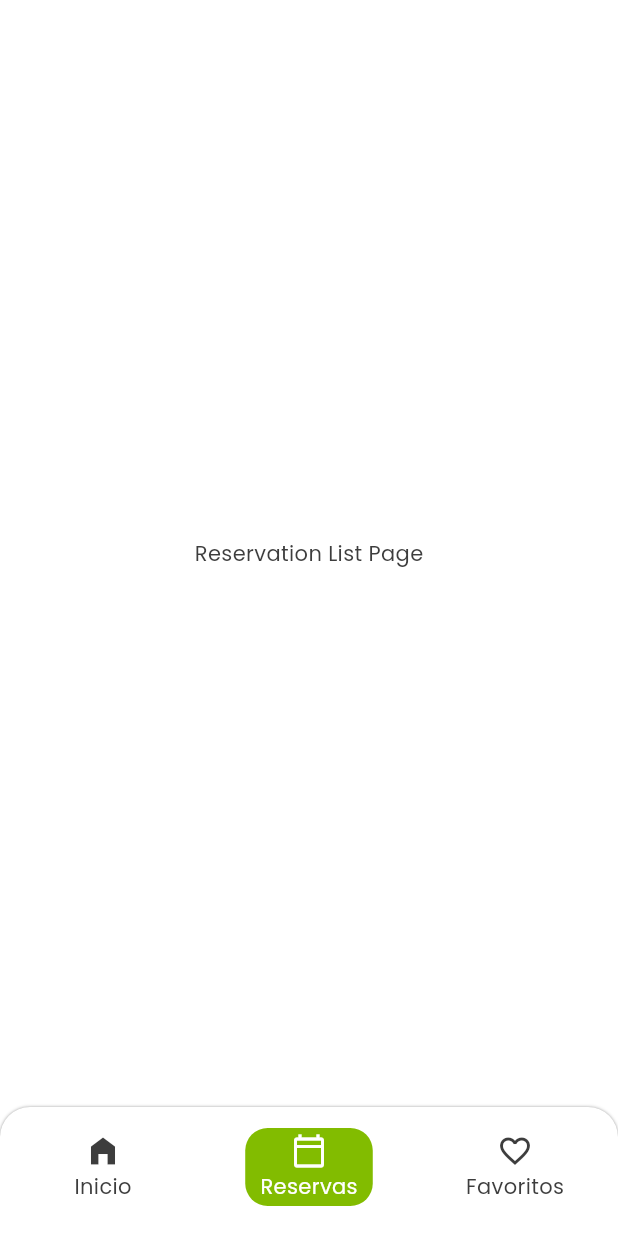
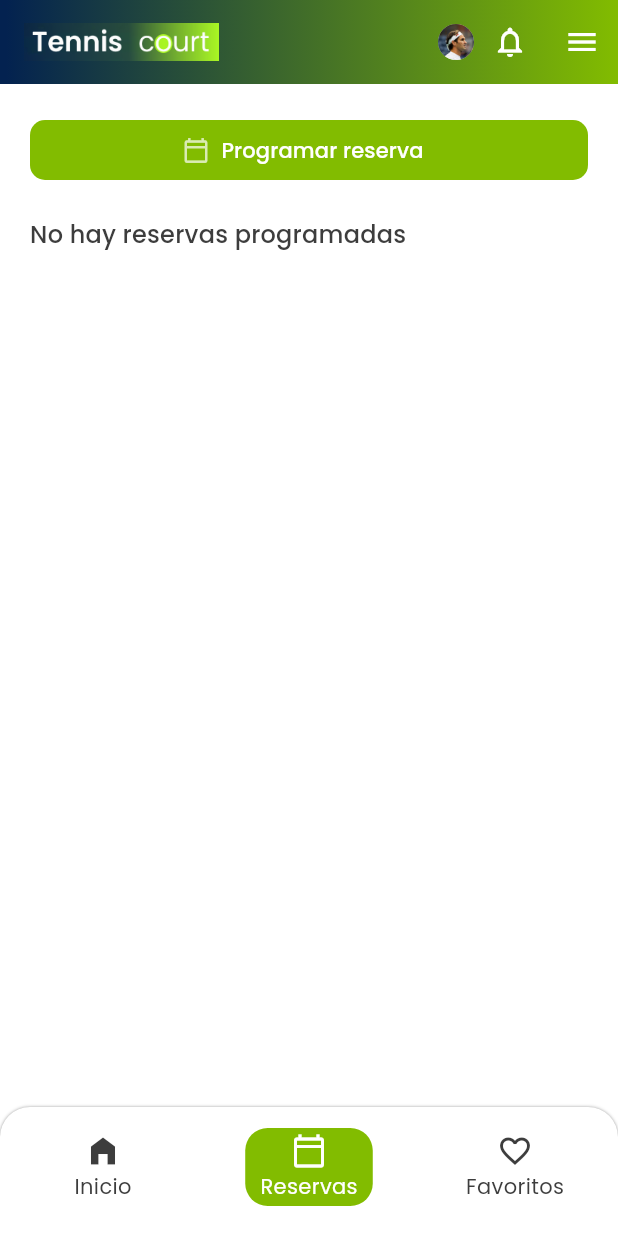
Before and after one commit to Danthology96/tennis-court-app, a Flutter app: the ReservationListPage screen opened by its route, on a phone screen of 412 x 824 dp. Run offline on Flutter 3.47's test engine with Material 3 defaults, Android fonts, the phone set to English and light mode, and no system bars; our stand-ins replace animate_do, bot_toast, card_swiper, dio, equatable, flutter_bloc and 8 more; accounts and stored records are empty; generated files the repository leaves out were written again.

Commit message:
✨ Reservation page working

```diff
--- a/lib/features/reserve/domain/datasources/court_datasource.dart
+++ b/lib/features/reserve/domain/datasources/court_datasource.dart
@@ -11,4 +11,7 @@ abstract class CourtDataSource {
 
   /// function that gets the courts of a user
   Future<List<Court?>?> getCourts();
+
+  /// function that gets a court by its id
+  Future<Court?> getCourt({required String courtId});
 }
--- a/lib/features/reserve/domain/entities/reservation.dart
+++ b/lib/features/reserve/domain/entities/reservation.dart
@@ -1,23 +1,28 @@
+import 'package:equatable/equatable.dart';
 import 'package:isar/isar.dart';
 import 'package:tennis_court_app/features/reserve/reserve.dart';
 
 part 'reservation.g.dart';
 
-@collection
-class Reservation {
-  Id? isarId;
+@Collection(inheritance: false)
+class Reservation extends Equatable {
+  final Id? isarId;
   final String? id;
   final String? userId;
   final String? courtId;
+  @ignore
+  final Court? court;
   final DateTime? startDate;
   final DateTime? endDate;
   final String? commentary;
   final Weather? weather;
 
-  Reservation({
+  const Reservation({
+    this.isarId,
     this.id,
     this.userId,
     this.courtId,
+    this.court,
     this.startDate,
     this.endDate,
     this.commentary,
@@ -41,12 +46,10 @@ class Reservation {
     return {
       'id': id,
       'userId': userId,
-      'roomId': courtId,
       'courtId': courtId,
       'startDate': startDate?.toIso8601String(),
       'endDate': endDate?.toIso8601String(),
       'commentary': commentary,
-      'weather': weather?.toJson(),
     };
   }
 
@@ -54,6 +57,7 @@ class Reservation {
     String? id,
     String? userId,
     String? courtId,
+    Court? court,
     DateTime? startDate,
     DateTime? endDate,
     String? commentary,
@@ -62,6 +66,7 @@ class Reservation {
     return Reservation(
       id: id ?? this.id,
       userId: userId ?? this.userId,
+      court: court ?? this.court,
       courtId: courtId ?? this.courtId,
       startDate: startDate ?? this.startDate,
       endDate: endDate ?? this.endDate,
@@ -69,4 +74,17 @@ class Reservation {
       weather: weather ?? this.weather,
     );
   }
+
+  @override
+  @ignore
+  List<Object?> get props => [
+        id,
+        userId,
+        courtId,
+        court,
+        startDate,
+        endDate,
+        commentary,
+        weather,
+      ];
 }
--- a/lib/features/reserve/domain/repositories/court_repository.dart
+++ b/lib/features/reserve/domain/repositories/court_repository.dart
@@ -11,4 +11,7 @@ abstract class CourtRepository {
 
   /// function that gets the courts of a user
   Future<List<Court?>?> getCourts();
+
+  /// function that gets a court by its id
+  Future<Court?> getCourt({required String courtId});
 }
--- a/lib/features/reserve/infrastructure/repositories/court_repository_impl.dart
+++ b/lib/features/reserve/infrastructure/repositories/court_repository_impl.dart
@@ -20,4 +20,9 @@ class CourtRepositoryImpl extends CourtRepository {
   Future<bool?> registerCourt({required Map<String, dynamic> court}) async {
     return await dataSource!.registerCourt(court: court);
   }
+
+  @override
+  Future<Court?> getCourt({required String courtId}) async {
+    return await dataSource!.getCourt(courtId: courtId);
+  }
 }
--- a/lib/features/reserve/presentation/cubits/cubits.dart
+++ b/lib/features/reserve/presentation/cubits/cubits.dart
@@ -1 +1,2 @@
 export 'reservation/reservation_cubit.dart';
+export 'reservationList/reservations_list_cubit.dart';
--- /dev/null
+++ b/lib/features/reserve/presentation/cubits/reservationList/reservations_list_cubit.dart
@@ -0,0 +1,40 @@
+import 'package:flutter_bloc/flutter_bloc.dart';
+import 'package:equatable/equatable.dart';
+import 'package:tennis_court_app/features/reserve/reserve.dart';
+
+part 'reservations_list_state.dart';
+
+class ReservationsListCubit extends Cubit<ReservationListState> {
+  final ReservationRepository reservationRepository =
+      ReservationRepositoryImpl();
+  final CourtRepository courtRepository = CourtRepositoryImpl();
+  ReservationsListCubit() : super(const ReservationListState()) {
+    getAllReservations();
+  }
+
+  Future<List<Reservation?>?> getUserReservations(
+      {required String userId}) async {
+    final reservations = await reservationRepository.getUserReservations(
+      userId: userId,
+    );
+    List<Reservation?> reservationsWithCourts = [];
+    if (reservations != null) {
+      for (var reservation in reservations) {
+        final court = await getReservationCourt(courtId: reservation!.courtId!);
+        reservationsWithCourts.add(reservation.copyWith(court: court));
+      }
+    }
+    emit(state.copyWith(userReservations: reservationsWithCourts));
+    return reservations;
+  }
+
+  Future<void> getAllReservations() async {
+    final reservations = await reservationRepository.getReservations();
+    emit(state.copyWith(allReservations: reservations));
+  }
+
+  Future<Court?> getReservationCourt({required String courtId}) async {
+    final court = await courtRepository.getCourt(courtId: courtId);
+    return court;
+  }
+}
--- /dev/null
+++ b/lib/features/reserve/presentation/cubits/reservationList/reservations_list_state.dart
@@ -0,0 +1,27 @@
+part of 'reservations_list_cubit.dart';
+
+class ReservationListState extends Equatable {
+  final List<Reservation?>? allReservations;
+  final List<Reservation?>? userReservations;
+
+  const ReservationListState({
+    this.allReservations,
+    this.userReservations,
+  });
+
+  ReservationListState copyWith({
+    List<Reservation?>? allReservations,
+    List<Reservation?>? userReservations,
+  }) {
+    return ReservationListState(
+      allReservations: allReservations ?? this.allReservations,
+      userReservations: userReservations ?? this.userReservations,
+    );
+  }
+
+  @override
+  List<Object?> get props => [
+        allReservations,
+        userReservations,
+      ];
+}
--- a/lib/features/reserve/presentation/screens/reservation_list_page.dart
+++ b/lib/features/reserve/presentation/screens/reservation_list_page.dart
@@ -1,17 +1,110 @@
 import 'package:flutter/material.dart';
+import 'package:flutter_bloc/flutter_bloc.dart';
+import 'package:tennis_court_app/config/config.dart';
+import 'package:tennis_court_app/features/auth/auth.dart';
+import 'package:tennis_court_app/features/reserve/reserve.dart';
+import 'package:tennis_court_app/features/shared/shared.dart';
 
-class ReservationListPage extends StatelessWidget {
+class ReservationListPage extends StatefulWidget {
   const ReservationListPage({super.key});
 
   static const name = 'reservation-list';
   static const path = '/$name';
 
   @override
+  State<ReservationListPage> createState() => _ReservationListPageState();
+}
+
+class _ReservationListPageState extends State<ReservationListPage> {
+  final scaffoldKey = GlobalKey<ScaffoldState>();
+  List<Reservation?>? userReservations;
+  late final String? userId;
+  @override
+  void initState() {
+    super.initState();
+    userId = context.read<AuthCubit>().state.user?.id;
+    if (userId != null) {
+      context
+          .read<ReservationsListCubit>()
+          .getUserReservations(userId: userId!)
+          .then((value) {
+        userReservations = value;
+      });
+    }
+  }
+
+  @override
   Widget build(BuildContext context) {
-    return const Scaffold(
-      body: Center(
-        child: Text('Reservation List Page'),
-      ),
-    );
+    final textTheme = Theme.of(context).textTheme;
+    final colorScheme = Theme.of(context).colorScheme;
+    const spacer = SizedBox(height: 20);
+    const halfSpacer = SizedBox(height: 10);
+    final reservationsListCubit = context.watch<ReservationsListCubit>();
+    userReservations = reservationsListCubit.state.userReservations;
+
+    return Scaffold(
+        key: scaffoldKey,
+        appBar: const CustomAppBar(),
+        endDrawer: SideMenu(scaffoldKey: scaffoldKey),
+        body: SingleChildScrollView(
+          child: Column(
+            crossAxisAlignment: CrossAxisAlignment.start,
+            mainAxisSize: MainAxisSize.min,
+            children: [
+              halfSpacer,
+              Padding(
+                padding: appPadding,
+                child: SizedBox(
+                  width: double.infinity,
+                  child: FilledButton.icon(
+                    style: FilledButton.styleFrom(
+                        shape: RoundedRectangleBorder(
+                          borderRadius: BorderRadius.circular(10),
+                        ),
+                        foregroundColor: colorScheme.surface),
+                    onPressed: () {},
+                    label: const Text("Programar reserva"),
+                    icon: Icon(
+                      Icons.calendar_today_outlined,
+                      color: colorScheme.surface.withOpacity(0.7),
+                    ),
+                  ),
+                ),
+              ),
+              halfSpacer,
+              Padding(
+                padding: appPaddingHorizontal,
+                child: Column(
+                  crossAxisAlignment: CrossAxisAlignment.start,
+                  children: [
+                    if (userReservations == null ||
+                        userReservations?.isEmpty == true)
+                      Text("No hay reservas programadas",
+                          style: textTheme.titleMedium)
+                    else ...[
+                      Text("Mis reservas",
+                          style: textTheme.titleMedium?.copyWith(
+                            fontWeight: FontWeight.w500,
+                          )),
+                      ListView.separated(
+                        shrinkWrap: true,
+                        physics: const NeverScrollableScrollPhysics(),
+                        itemCount: userReservations?.length ?? 0,
+                        separatorBuilder: (context, index) =>
+                            const SizedBox(height: 10),
+                        itemBuilder: (context, index) {
+                          return ReservationCard(
+                            reservation: userReservations![index]!,
+                          );
+                        },
+                      ),
+                    ]
+                  ],
+                ),
+              ),
+              spacer,
+            ],
+          ),
+        ));
   }
 }
--- a/lib/features/reserve/presentation/screens/reservation_page.dart
+++ b/lib/features/reserve/presentation/screens/reservation_page.dart
@@ -17,7 +17,9 @@ class ReservationPage extends StatelessWidget {
   Widget build(BuildContext context) {
     return BlocProvider(
       create: (context) => ReservationCubit(
-          court: court, user: context.read<AuthCubit>().state.user!),
+          court: court,
+          user: context.read<AuthCubit>().state.user!,
+          reservationsListCubit: context.read<ReservationsListCubit>()),
       child: const _ReservationPageBody(),
     );
   }
@@ -251,7 +253,6 @@ class __ReservationPageBodyState extends State<_ReservationPageBody> {
                     ),
                     spacer,
                     TextField(
-                      maxLines: null,
                       decoration: InputDecoration(
                         hintText: 'Escribe un comentario',
                         hintStyle: textTheme.bodyMedium,
--- a/lib/features/reserve/presentation/widgets/court_horizontal_list_view.dart
+++ b/lib/features/reserve/presentation/widgets/court_horizontal_list_view.dart
@@ -36,7 +36,7 @@ class _CourtsHorizontalListViewState extends State<CourtsHorizontalListView> {
           if (court == null) return const SizedBox();
           return Padding(
             padding: const EdgeInsets.only(right: 10),
-            child: ReservationCard(court: court),
+            child: CourtCard(court: court),
           );
         }).toList(),
       ),
--- a/lib/features/reserve/presentation/widgets/info_widgets/info_widgets.dart
+++ b/lib/features/reserve/presentation/widgets/info_widgets/info_widgets.dart
@@ -1,3 +1,5 @@
 export 'climate_widget.dart';
 export 'court_availability.dart';
 export 'reservation_details.dart';
+export 'court_reserve_date_widget.dart';
+export 'reserved_by_widget.dart';
--- a/lib/features/reserve/presentation/widgets/tiles/tiles.dart
+++ b/lib/features/reserve/presentation/widgets/tiles/tiles.dart
@@ -1,5 +1,6 @@
 export 'calendar_widget.dart';
 export 'custom_dropdown_button.dart';
+export 'court_card.dart';
 export 'reservation_card.dart';
 export 'reservation_tile.dart';
 export 'date_selector_tile.dart';
--- a/lib/main.dart
+++ b/lib/main.dart
@@ -6,7 +6,7 @@ import 'package:flutter_localizations/flutter_localizations.dart';
 import 'package:go_router/go_router.dart';
 import 'package:tennis_court_app/config/config.dart';
 import 'package:tennis_court_app/config/theme/app_theme.dart';
-import 'package:tennis_court_app/features/reserve/infrastructure/repositories/court_repository_impl.dart';
+import 'package:tennis_court_app/features/reserve/reserve.dart';
 
 import 'config/router/app_router.dart';
 import 'features/auth/auth.dart';
@@ -21,6 +21,9 @@ Future<void> main() async {
         authRepository: AuthDBRepositoryImpl(),
         secureStorageService: SecureStorageKeyValueStorageServiceImpl(),
       ),
+    ),
+    BlocProvider(
+      create: (context) => ReservationsListCubit(),
     ),
   ], child: const MyApp()));
 }
```
Also changed, not shown: lib/features/reserve/infrastructure/datasources/court_datasource_impl.dart (+8 -0 lines), lib/features/reserve/presentation/cubits/reservation/reservation_cubit.dart (+10 -1 lines), lib/features/reserve/presentation/widgets/info_widgets/court_reserve_date_widget.dart (added, +33 -0 lines), lib/features/reserve/presentation/widgets/info_widgets/reserved_by_widget.dart (added, +40 -0 lines), lib/features/reserve/presentation/widgets/tiles/court_card.dart (added, +98 -0 lines), lib/features/reserve/presentation/widgets/tiles/reservation_card.dart (+52 -67 lines), lib/features/reserve/presentation/widgets/tiles/reservation_tile.dart (+2 -21 lines), lib/features/reserve/domain/entities/reservation.g.dart.
